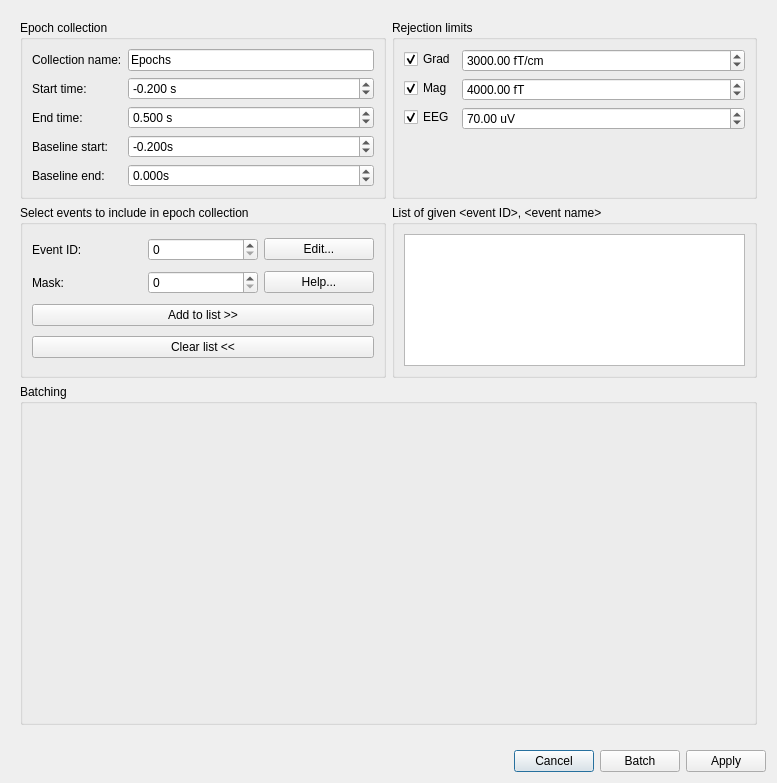
First picture: the form in designer_ui_files/createEpochsFromEventsDialogUi.ui, repository cibr-jyu/meggie, before the edit.
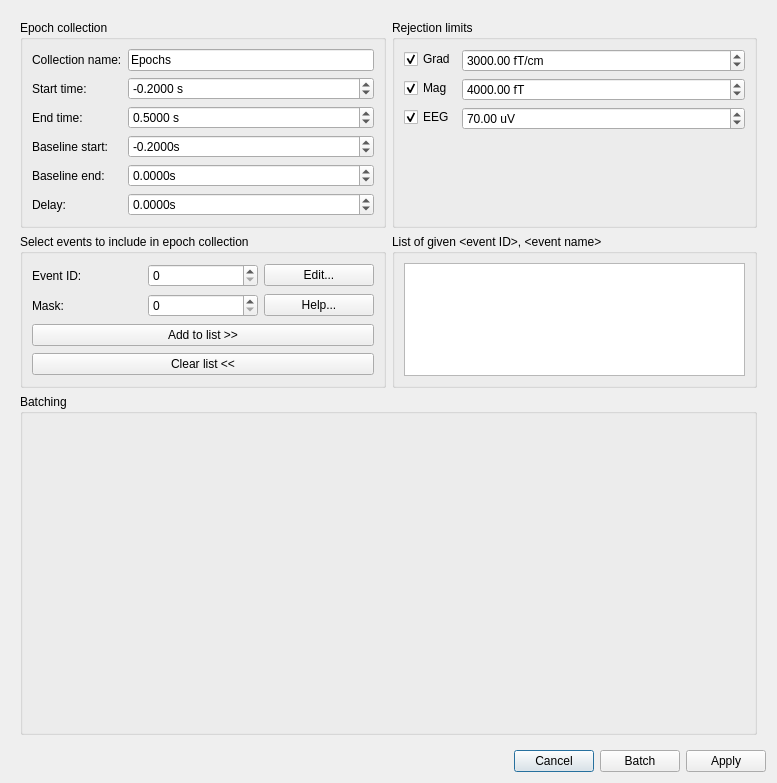
Second picture: the form after the edit.

Commit message: Add event delay for epoch creation

What changed in the file:
```diff
--- a/designer_ui_files/createEpochsFromEventsDialogUi.ui
+++ b/designer_ui_files/createEpochsFromEventsDialogUi.ui
@@ -92,8 +92,8 @@
        <rect>
         <x>0</x>
         <y>0</y>
-        <width>759</width>
-        <height>734</height>
+        <width>745</width>
+        <height>747</height>
        </rect>
       </property>
       <property name="minimumSize">
@@ -256,10 +256,13 @@
              <string> s</string>
             </property>
             <property name="decimals">
-             <number>3</number>
+             <number>4</number>
             </property>
             <property name="minimum">
-             <double>-10.000000000000000</double>
+             <double>-100.000000000000000</double>
+            </property>
+            <property name="maximum">
+             <double>100.989999999999995</double>
             </property>
             <property name="singleStep">
              <double>0.100000000000000</double>
@@ -282,10 +285,13 @@
              <string> s</string>
             </property>
             <property name="decimals">
-             <number>3</number>
+             <number>4</number>
+            </property>
+            <property name="minimum">
+             <double>-100.000000000000000</double>
             </property>
             <property name="maximum">
-             <double>9.900000000000000</double>
+             <double>100.900000000000006</double>
             </property>
             <property name="singleStep">
              <double>0.100000000000000</double>
@@ -308,10 +314,16 @@
              <string>s</string>
             </property>
             <property name="decimals">
-             <number>3</number>
+             <number>4</number>
             </property>
             <property name="minimum">
-             <double>-10.000000000000000</double>
+             <double>-100.000000000000000</double>
+            </property>
+            <property name="maximum">
+             <double>100.989999999999995</double>
+            </property>
+            <property name="singleStep">
+             <double>0.100000000000000</double>
             </property>
             <property name="value">
              <double>-0.200000000000000</double>
@@ -331,16 +343,48 @@
              <string>s</string>
             </property>
             <property name="decimals">
-             <number>3</number>
+             <number>4</number>
             </property>
             <property name="minimum">
-             <double>-10.000000000000000</double>
+             <double>-100.000000000000000</double>
+            </property>
+            <property name="maximum">
+             <double>100.989999999999995</double>
+            </property>
+            <property name="singleStep">
+             <double>0.100000000000000</double>
             </property>
             <property name="value">
              <double>0.000000000000000</double>
             </property>
            </widget>
           </item>
+          <item row="5" column="0">
+           <widget class="QLabel" name="labelDelay">
+            <property name="text">
+             <string>Delay:</string>
+            </property>
+           </widget>
+          </item>
+          <item row="5" column="1">
+           <widget class="QDoubleSpinBox" name="doubleSpinBoxDelay">
+            <property name="suffix">
+             <string>s</string>
+            </property>
+            <property name="decimals">
+             <number>4</number>
+            </property>
+            <property name="minimum">
+             <double>-100.000000000000000</double>
+            </property>
+            <property name="maximum">
+             <double>100.000000000000000</double>
+            </property>
+            <property name="singleStep">
+             <double>0.100000000000000</double>
+            </property>
+           </widget>
+          </item>
          </layout>
         </widget>
        </item>
```
Left out of the diff: 3 changed lines with no effect on the pictures. The commit also changes 7 other files.
